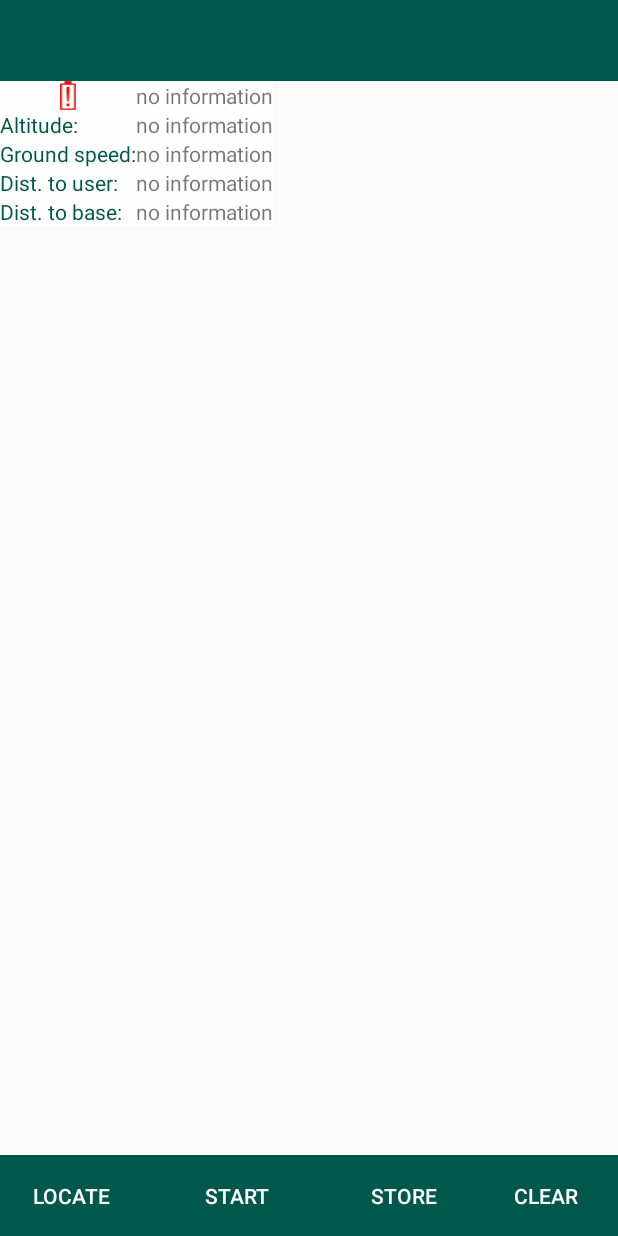
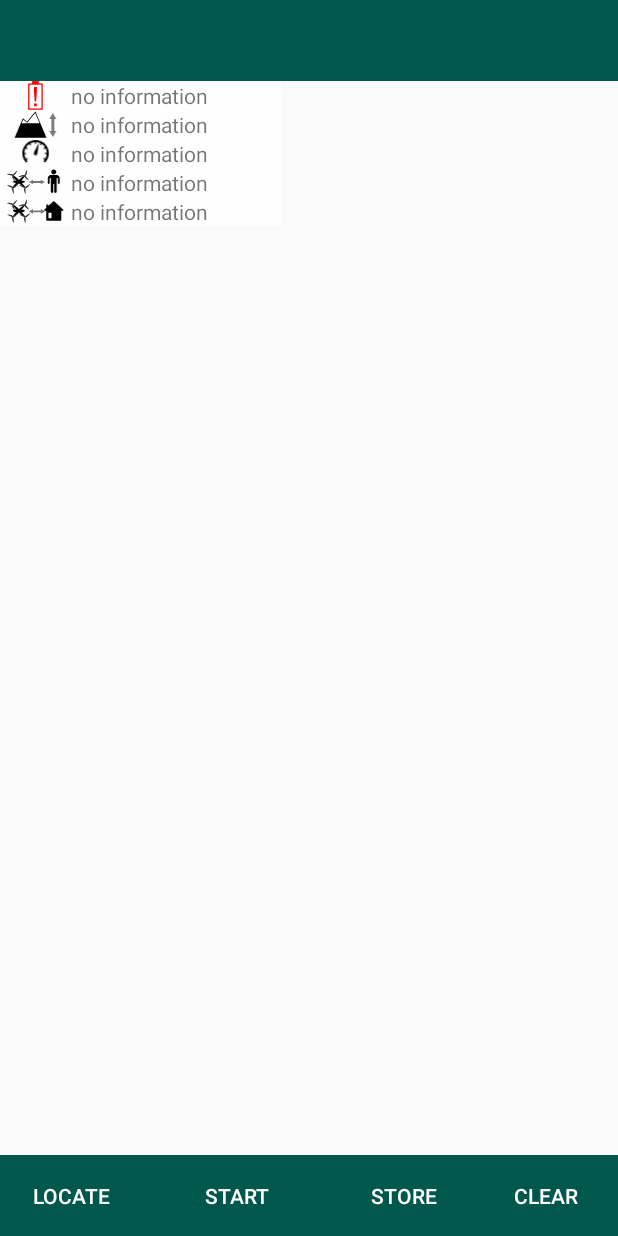
Before and after one commit to Ph0tonic/SDP_Projet, an Android app: the layout activity_map.xml on its own in the app's theme, with its tools: preview values and no code run, on a phone screen of 412 x 824 dp. Run offline under Robolectric (Android 15) with nearby library versions, the phone set to English and light mode, and no system bars; plain views replace MapView.

Commit message:
Add altitude, speed, dist. to user and dist. to drone icons

```diff
--- /dev/null
+++ b/app/src/main/res/drawable/ic_altitude.xml
@@ -0,0 +1,23 @@
+<vector xmlns:android="http://schemas.android.com/apk/res/android"
+    android:width="196dp"
+    android:height="125dp"
+    android:viewportWidth="196"
+    android:viewportHeight="125">
+  <path
+      android:pathData="M179.114,103.618l0,-77.529l-12.304,0l0,77.529l12.304,0Z"
+      android:fillColor="#797979"/>
+  <path
+      android:pathData="M172.962,12.921l15.041,26.336l-30.082,0l15.041,-26.336Z"
+      android:fillColor="#797979"/>
+  <path
+      android:pathData="M172.962,116.786l-15.041,-26.336l30.082,0l-15.041,26.336Z"
+      android:fillColor="#797979"/>
+  <path
+      android:fillColor="#FF000000"
+      android:pathData="M12.76,116.786l31.678,-75.749l17.161,14.24l35.054,-42.356l43.666,103.865l-127.559,0Z"
+      android:strokeWidth="6.68"
+      android:strokeColor="#000"/>
+  <path
+      android:pathData="M115.355,57.406l-77.763,0l6.846,-16.369l17.161,14.24l35.054,-42.356l18.702,44.485Z"
+      android:fillColor="#fff"/>
+</vector>
--- /dev/null
+++ b/app/src/main/res/drawable/ic_distancetodrone.xml
@@ -0,0 +1,61 @@
+<vector xmlns:android="http://schemas.android.com/apk/res/android"
+    android:width="47dp"
+    android:height="24dp"
+    android:viewportWidth="47"
+    android:viewportHeight="24">
+  <path
+      android:fillColor="#FF000000"
+      android:pathData="M4.839,11.343a4.998,1.213 0,1 0,9.996 0a4.998,1.213 0,1 0,-9.996 0z"/>
+  <path
+      android:fillColor="#FF000000"
+      android:pathData="M9.837,9.929l-1.415,1.414l1.415,1.414l1.414,-1.414c0,0 4.636,-5.263 4.242,-5.657c-0.39,-0.39 -5.656,4.243 -5.656,4.243Z"/>
+  <path
+      android:fillColor="#FF000000"
+      android:pathData="M8.129,10.948l1.414,1.414l1.415,-1.414l-1.415,-1.414c0,0 -5.263,-4.636 -5.656,-4.243c-0.391,0.391 4.242,5.657 4.242,5.657Z"/>
+  <path
+      android:fillColor="#FF000000"
+      android:pathData="M9.837,12.655l-1.415,-1.414l1.415,-1.414l1.414,1.414c0,0 4.636,5.264 4.242,5.657c-0.39,0.39 -5.656,-4.243 -5.656,-4.243Z"/>
+  <path
+      android:fillColor="#FF000000"
+      android:pathData="M8.129,11.636l1.414,-1.414l1.415,1.414l-1.415,1.414c0,0 -5.263,4.636 -5.656,4.243c-0.391,-0.39 4.242,-5.657 4.242,-5.657Z"/>
+  <group>
+    <clip-path
+        android:pathData="M18.48,10.281l-7.78,1.538l-1.687,-8.535l7.78,-1.537l1.687,8.534Z"/>
+    <path
+        android:pathData="M14.624,6.855l0,0.001c0.318,0.134 0.31,0.546 0.143,1.081c0,0 2.999,2.479 3.018,2.461c0.24,-0.228 0.267,-0.514 0.084,-0.744l-2.637,-3.31l-0.006,-0.001l0,0c-0.044,-0.342 0.318,-0.541 0.864,-0.664c0,0 0.648,-3.837 0.623,-3.844c-0.318,-0.095 -0.579,0.025 -0.686,0.299l-1.549,3.938l0.001,0.004c-0.274,0.203 -0.625,-0.011 -1.002,-0.42c0,0 -3.647,1.357 -3.64,1.383c0.077,0.322 0.311,0.488 0.602,0.444l4.185,-0.628Z"
+        android:fillColor="#363636"/>
+  </group>
+  <group>
+    <clip-path
+        android:pathData="M8.247,1.977l2.423,7.551l-8.283,2.659l-2.424,-7.552l8.284,-2.658Z"/>
+    <path
+        android:pathData="M5.288,6.202l0.001,0c0.096,-0.332 0.507,-0.371 1.057,-0.267c0,0 2.117,-3.264 2.097,-3.281c-0.254,-0.213 -0.541,-0.207 -0.748,0.002l-2.985,3l0,0.007l0,0c-0.335,0.083 -0.575,-0.254 -0.759,-0.782c0,0 -3.886,-0.202 -3.891,-0.176c-0.057,0.326 0.092,0.572 0.376,0.647l4.091,1.085l0.004,-0.002c0.232,0.249 0.061,0.622 -0.302,1.044c0,0 1.768,3.466 1.793,3.457c0.311,-0.113 0.449,-0.365 0.372,-0.649l-1.106,-4.085Z"
+        android:fillColor="#363636"/>
+  </group>
+  <group>
+    <clip-path
+        android:pathData="M9.777,14.465l6.414,-4.665l5.117,7.035l-6.413,4.665l-5.118,-7.035Z"/>
+    <path
+        android:pathData="M14.716,15.953l-0.001,-0.001c-0.344,0.013 -0.51,-0.365 -0.583,-0.92c0,0 -3.764,-0.99 -3.773,-0.965c-0.123,0.307 -0.027,0.578 0.236,0.71l3.784,1.896l0.006,-0.002l0,0c0.183,0.292 -0.061,0.625 -0.505,0.965c0,0 1.024,3.754 1.05,3.75c0.328,-0.047 0.515,-0.266 0.497,-0.559l-0.25,-4.225l-0.002,-0.003c0.163,-0.299 0.571,-0.253 1.085,-0.04c0,0 2.739,-2.764 2.723,-2.785c-0.206,-0.26 -0.488,-0.312 -0.734,-0.15l-3.533,2.329Z"
+        android:fillColor="#363636"/>
+  </group>
+  <group>
+    <clip-path
+        android:pathData="M-0.126,14.549l6.269,-4.858l5.328,6.877l-6.269,4.857l-5.328,-6.876Z"/>
+    <path
+        android:pathData="M4.855,15.886l0,-0.001c-0.344,0.024 -0.522,-0.349 -0.611,-0.902c0,0 -3.792,-0.875 -3.801,-0.85c-0.113,0.311 -0.009,0.579 0.258,0.702l3.839,1.781l0.006,-0.002l0,0c0.193,0.286 -0.042,0.626 -0.475,0.98c0,0 1.138,3.721 1.163,3.717c0.327,-0.058 0.506,-0.282 0.48,-0.575l-0.378,-4.215l-0.002,-0.003c0.154,-0.304 0.563,-0.27 1.084,-0.072c0,0 2.653,-2.847 2.636,-2.867c-0.213,-0.253 -0.496,-0.297 -0.737,-0.128l-3.462,2.435Z"
+        android:fillColor="#363636"/>
+  </group>
+  <path
+      android:fillColor="#FF000000"
+      android:pathData="M38.886,13.255l0,6.502c0,0.551 0.447,0.998 1,0.998c0.556,0 1,-0.447 1,-0.998l0,-11.507l0.492,0c0.324,0 0.495,0.437 0.52,0.505l-0.012,0l0,3.757c0,0.405 0.335,0.743 0.75,0.743c0.417,0 0.75,-0.333 0.75,-0.743l0,-3.757l-0.01,0c-0.016,-0.188 -0.126,-1.143 -0.724,-2.065c-0.396,-0.61 -1.188,-0.833 -1.766,-0.914l0,-0.021l-0.176,0c-0.307,-0.031 -0.52,-0.023 -0.52,-0.023l0,0.023l-3.387,0l0,-0.023c0,0 -0.213,-0.008 -0.519,0.023l-0.176,0l0,0.021c-0.579,0.081 -1.37,0.304 -1.766,0.914c-0.599,0.922 -0.708,1.877 -0.724,2.065l-0.01,0l0,3.757c0,0.41 0.333,0.743 0.75,0.743c0.414,0 0.75,-0.338 0.75,-0.743l0,-3.757l-0.013,0c0.025,-0.068 0.196,-0.505 0.52,-0.505l0.493,0l0,11.507c0,0.551 0.444,0.998 1,0.998c0.552,0 1,-0.447 1,-0.998l0,-6.502l0.778,0ZM38.497,1.255l-0.011,0c-0.075,0 -0.149,0.004 -0.222,0.012l0,0.003c-0.989,0.12 -1.756,0.963 -1.756,1.985c0,1.022 0.767,1.865 1.756,1.985l0,0.003c0.073,0.008 0.147,0.012 0.222,0.012l0.011,0l0.011,0c0.075,0 0.149,-0.004 0.222,-0.012l0,-0.003c0.989,-0.12 1.756,-0.963 1.756,-1.985c0,-1.022 -0.767,-1.865 -1.756,-1.985l0,-0.003c-0.073,-0.008 -0.147,-0.012 -0.222,-0.012l-0.011,0Z"/>
+  <path
+      android:pathData="M19.745,10.849h9.758v1.549h-9.758z"
+      android:fillColor="#797979"/>
+  <path
+      android:pathData="M31.16,11.623l-3.315,-1.893l0,3.786l3.315,-1.893Z"
+      android:fillColor="#797979"/>
+  <path
+      android:pathData="M18.087,11.623l3.315,1.893l0,-3.786l-3.315,1.893Z"
+      android:fillColor="#797979"/>
+</vector>
--- /dev/null
+++ b/app/src/main/res/drawable/ic_distancetohome.xml
@@ -0,0 +1,71 @@
+<vector xmlns:android="http://schemas.android.com/apk/res/android"
+    android:width="47dp"
+    android:height="24dp"
+    android:viewportWidth="47"
+    android:viewportHeight="24">
+  <path
+      android:fillColor="#FF000000"
+      android:pathData="M34.173,7.298l0,-0.115c0,-0.541 -0.41,-0.98 -0.925,-0.98c-0.512,0 -0.926,0.433 -0.926,0.98l0,1.849l-1.508,1.413c-0.529,0.496 -0.383,0.897 0.327,0.897l1.181,0l0,7.672c0,0.375 0.281,0.679 0.646,0.679l11.051,0c0.357,0 0.647,-0.303 0.647,-0.679l0,-7.672l1.187,0c0.709,0 0.856,-0.401 0.327,-0.897l-7.206,-6.75c-0.264,-0.247 -0.691,-0.247 -0.954,0l-3.847,3.603ZM36.642,12.948l0,4.722l-2.469,0l0,-4.722l2.469,0Z"/>
+  <path
+      android:pathData="M19.745,11.138h9.758v1.549h-9.758z"
+      android:fillColor="#797979"/>
+  <path
+      android:pathData="M31.16,11.912l-3.315,-1.893l0,3.786l3.315,-1.893Z"
+      android:fillColor="#797979"/>
+  <path
+      android:pathData="M18.087,11.912l3.315,1.893l0,-3.786l-3.315,1.893Z"
+      android:fillColor="#797979"/>
+  <path
+      android:fillColor="#FF000000"
+      android:pathData="M4.839,11.467a4.998,1.213 0,1 0,9.996 0a4.998,1.213 0,1 0,-9.996 0z"/>
+  <path
+      android:fillColor="#FF000000"
+      android:pathData="M9.837,10.053l-1.415,1.414l1.415,1.415l1.414,-1.415c0,0 4.636,-5.263 4.242,-5.657c-0.39,-0.39 -5.656,4.243 -5.656,4.243Z"/>
+  <path
+      android:fillColor="#FF000000"
+      android:pathData="M8.129,11.072l1.414,1.414l1.415,-1.414l-1.415,-1.414c0,0 -5.263,-4.636 -5.656,-4.243c-0.391,0.391 4.242,5.657 4.242,5.657Z"/>
+  <path
+      android:fillColor="#FF000000"
+      android:pathData="M9.837,12.779l-1.415,-1.414l1.415,-1.414l1.414,1.414c0,0 4.636,5.264 4.242,5.657c-0.39,0.39 -5.656,-4.243 -5.656,-4.243Z"/>
+  <path
+      android:fillColor="#FF000000"
+      android:pathData="M8.129,11.76l1.414,-1.414l1.415,1.414l-1.415,1.414c0,0 -5.263,4.636 -5.656,4.243c-0.391,-0.39 4.242,-5.657 4.242,-5.657Z"/>
+  <group>
+    <clip-path
+        android:pathData="M18.48,10.405l-7.78,1.538l-1.687,-8.535l7.78,-1.537l1.687,8.534Z"/>
+    <path
+        android:pathData="M14.624,6.979l0,0.001c0.318,0.134 0.31,0.546 0.143,1.081c0,0 2.999,2.479 3.018,2.461c0.24,-0.228 0.267,-0.514 0.084,-0.744l-2.637,-3.31l-0.006,-0.001l0,0c-0.044,-0.342 0.318,-0.541 0.864,-0.664c0,0 0.648,-3.837 0.623,-3.844c-0.318,-0.095 -0.579,0.025 -0.686,0.299l-1.549,3.938l0.001,0.004c-0.274,0.203 -0.625,-0.011 -1.002,-0.42c0,0 -3.647,1.357 -3.64,1.383c0.077,0.322 0.311,0.488 0.602,0.444l4.185,-0.628Z"
+        android:fillColor="#363636"/>
+  </group>
+  <group>
+    <clip-path
+        android:pathData="M8.247,2.101l2.423,7.551l-8.283,2.659l-2.424,-7.552l8.284,-2.658Z"/>
+    <path
+        android:pathData="M5.288,6.326l0.001,0c0.096,-0.332 0.507,-0.371 1.057,-0.267c0,0 2.117,-3.264 2.097,-3.281c-0.254,-0.213 -0.541,-0.207 -0.748,0.002l-2.985,3l0,0.007l0,0c-0.335,0.083 -0.575,-0.254 -0.759,-0.782c0,0 -3.886,-0.202 -3.891,-0.176c-0.057,0.326 0.092,0.572 0.376,0.647l4.091,1.085l0.004,-0.002c0.232,0.249 0.061,0.622 -0.302,1.044c0,0 1.768,3.466 1.793,3.457c0.311,-0.113 0.449,-0.365 0.372,-0.649l-1.106,-4.085Z"
+        android:fillColor="#363636"/>
+  </group>
+  <group>
+    <clip-path
+        android:pathData="M9.777,14.589l6.414,-4.665l5.117,7.035l-6.413,4.665l-5.118,-7.035Z"/>
+    <path
+        android:pathData="M14.716,16.077l-0.001,-0.001c-0.344,0.013 -0.51,-0.365 -0.583,-0.92c0,0 -3.764,-0.99 -3.773,-0.965c-0.123,0.307 -0.027,0.578 0.236,0.71l3.784,1.896l0.006,-0.002l0,0c0.183,0.292 -0.061,0.625 -0.505,0.965c0,0 1.024,3.754 1.05,3.75c0.328,-0.047 0.515,-0.266 0.497,-0.559l-0.25,-4.225l-0.002,-0.003c0.163,-0.299 0.571,-0.253 1.085,-0.04c0,0 2.739,-2.764 2.723,-2.785c-0.206,-0.26 -0.488,-0.312 -0.734,-0.15l-3.533,2.329Z"
+        android:fillColor="#363636"/>
+  </group>
+  <group>
+    <clip-path
+        android:pathData="M-0.126,14.673l6.269,-4.858l5.328,6.877l-6.269,4.857l-5.328,-6.876Z"/>
+    <path
+        android:pathData="M4.855,16.01l0,-0.001c-0.344,0.024 -0.522,-0.349 -0.611,-0.902c0,0 -3.792,-0.875 -3.801,-0.85c-0.113,0.311 -0.009,0.579 0.258,0.702l3.839,1.781l0.006,-0.002l0,0c0.193,0.286 -0.042,0.626 -0.475,0.98c0,0 1.138,3.721 1.163,3.717c0.327,-0.058 0.506,-0.282 0.48,-0.575l-0.378,-4.215l-0.002,-0.003c0.154,-0.303 0.563,-0.27 1.084,-0.072c0,0 2.653,-2.846 2.636,-2.867c-0.213,-0.253 -0.496,-0.297 -0.737,-0.128l-3.462,2.435Z"
+        android:fillColor="#363636"/>
+  </group>
+  <group>
+    <clip-path
+        android:pathData="M18.48,33.801l-7.78,1.538l-1.687,-8.535l7.78,-1.537l1.687,8.534Z"/>
+    <path
+        android:pathData="M14.624,30.375l0,0.001c0.318,0.134 0.31,0.546 0.143,1.081c0,0 2.999,2.479 3.018,2.461c0.24,-0.228 0.267,-0.514 0.084,-0.744l-2.637,-3.31l-0.006,-0.001l0,0c-0.044,-0.342 0.318,-0.541 0.864,-0.664c0,0 0.648,-3.837 0.623,-3.844c-0.318,-0.095 -0.579,0.025 -0.686,0.299l-1.549,3.938l0.001,0.004c-0.274,0.203 -0.625,-0.011 -1.002,-0.42c0,0 -3.647,1.357 -3.64,1.383c0.077,0.322 0.311,0.488 0.602,0.444l4.185,-0.628Z"
+        android:fillColor="#363636"/>
+  </group>
+  <path
+      android:fillColor="#FF000000"
+      android:pathData="M38.886,36.775l0,6.502c0,0.551 0.447,0.998 1,0.998c0.556,0 1,-0.447 1,-0.998l0,-11.507l0.492,0c0.324,0 0.495,0.437 0.52,0.505l-0.012,0l0,3.757c0,0.405 0.335,0.743 0.75,0.743c0.417,0 0.75,-0.333 0.75,-0.743l0,-3.757l-0.01,0c-0.016,-0.188 -0.126,-1.143 -0.724,-2.065c-0.396,-0.61 -1.188,-0.833 -1.766,-0.914l0,-0.021l-0.176,0c-0.307,-0.031 -0.52,-0.023 -0.52,-0.023l0,0.023l-3.387,0l0,-0.023c0,0 -0.213,-0.008 -0.519,0.023l-0.176,0l0,0.021c-0.579,0.081 -1.37,0.304 -1.766,0.914c-0.599,0.922 -0.708,1.877 -0.724,2.065l-0.01,0l0,3.757c0,0.41 0.333,0.743 0.75,0.743c0.414,0 0.75,-0.338 0.75,-0.743l0,-3.757l-0.013,0c0.025,-0.068 0.196,-0.505 0.52,-0.505l0.493,0l0,11.507c0,0.551 0.444,0.998 1,0.998c0.552,0 1,-0.447 1,-0.998l0,-6.502l0.778,0ZM38.497,24.775l-0.011,0c-0.075,0 -0.149,0.004 -0.222,0.012l0,0.003c-0.989,0.12 -1.756,0.963 -1.756,1.985c0,1.022 0.767,1.865 1.756,1.985l0,0.003c0.073,0.008 0.147,0.012 0.222,0.012l0.011,0l0.011,0c0.075,0 0.149,-0.004 0.222,-0.012l0,-0.003c0.989,-0.12 1.756,-0.963 1.756,-1.985c0,-1.022 -0.767,-1.865 -1.756,-1.985l0,-0.003c-0.073,-0.008 -0.147,-0.012 -0.222,-0.012l-0.011,0Z"/>
+</vector>
--- /dev/null
+++ b/app/src/main/res/drawable/ic_speed.xml
@@ -0,0 +1,22 @@
+<vector xmlns:android="http://schemas.android.com/apk/res/android"
+    android:width="479dp"
+    android:height="459dp"
+    android:viewportWidth="479"
+    android:viewportHeight="459">
+  <path
+      android:pathData="M240.645,233.248m-204.566,0a204.566,204.566 0,1 1,409.132 0a204.566,204.566 0,1 1,-409.132 0"
+      android:fillColor="#fff"/>
+  <path
+      android:fillColor="#FF000000"
+      android:pathData="M389.417,373.865c82.163,-82.163 82.155,-215.385 -0.02,-297.559c-82.119,-82.119 -215.451,-82.128 -297.559,-0.02c-82.164,82.164 -82.155,215.386 0.019,297.56l23.431,-23.431c-69.232,-69.232 -69.239,-181.472 -0.016,-250.694c69.176,-69.177 181.509,-69.17 250.694,0.016c69.232,69.232 69.239,181.471 0.017,250.694l23.434,23.434Z"/>
+  <path
+      android:fillColor="#FF000000"
+      android:pathData="M122.945,341.147c-60.624,-60.624 -64.709,-156.378 -12.253,-221.735c3.789,-4.722 7.874,-9.284 12.253,-13.664c64.96,-64.96 170.439,-64.96 235.399,0c65.004,65.004 65.004,170.396 0,235.399"
+      android:fillAlpha="0"/>
+  <path
+      android:fillColor="#FF000000"
+      android:pathData="M93.5,333.295c-0.757,-1.012 -9.342,-13.539 -12.445,-18.982l29.799,-16.987c2.52,4.42 9.494,14.596 10.109,15.418l-27.463,20.551ZM361.609,311.003c3.035,-4.18 9.389,-14.666 9.883,-15.563l30.044,16.551c0,0 -8.433,14.016 -12.168,19.162l-27.759,-20.15ZM58.056,242.768c0,0 -1.098,-16.353 -0.984,-22.653l34.295,0.619c-0.092,5.13 0.694,17.422 0.801,18.443l-34.112,3.591ZM389.332,237.023c0.464,-5.113 0.535,-18.453 0.535,-18.453l34.283,-1.113c0.041,1.259 -0.087,16.384 -0.657,22.664l-34.161,-3.098ZM73.733,146.85c0.526,-1.146 7.388,-14.606 10.733,-20.005l29.158,18.066c-2.717,4.384 -8.714,16.242 -8.714,16.242l-31.177,-14.303ZM375.464,159.195c-2.191,-4.598 -8.95,-16.113 -8.95,-16.113l28.891,-18.489c0.681,1.064 8.324,14.182 11.023,19.846l-30.964,14.756ZM136.218,72.405c1.039,-0.72 14.569,-9.2 19.432,-11.739l15.874,30.407c-4.513,2.356 -14.933,8.946 -15.777,9.531l-19.529,-28.199ZM323.27,59.451c0,0 14.325,7.913 19.602,11.455l-19.116,28.48c-4.284,-2.875 -14.999,-8.839 -15.913,-9.299l15.427,-30.636ZM230.333,74.532l-2.35,-34.22c1.257,-0.087 17.164,-0.462 22.67,-0.163l-1.857,34.25c-5.126,-0.278 -18.463,0.133 -18.463,0.133Z"/>
+  <path
+      android:fillColor="#FF000000"
+      android:pathData="M293.282,61.846c0,0 -21.593,160.165 -26.371,175.064c-4.779,14.9 -20.755,23.117 -35.655,18.339c-14.9,-4.779 -23.117,-20.755 -18.339,-35.655c4.779,-14.9 80.365,-157.748 80.365,-157.748Z"/>
+</vector>
--- a/app/src/main/res/layout/activity_map.xml
+++ b/app/src/main/res/layout/activity_map.xml
@@ -110,13 +110,13 @@
 
         <TableLayout
             android:id="@+id/drone_status"
-            android:layout_width="wrap_content"
+            android:layout_width="187dp"
             android:layout_height="wrap_content"
             android:background="#CCFFFFFF"
             android:foregroundTint="#000000">
 
             <TableRow
-                android:layout_width="match_parent"
+                android:layout_width="wrap_content"
                 android:layout_height="match_parent">
 
                 <ImageView
@@ -133,15 +133,14 @@
             </TableRow>
 
             <TableRow
-                android:layout_width="match_parent"
+                android:layout_width="wrap_content"
                 android:layout_height="match_parent">
 
-                <TextView
-                    android:id="@+id/altitude_label"
-                    android:layout_width="wrap_content"
-                    android:layout_height="wrap_content"
-                    android:text="@string/altitude"
-                    android:textColor="@color/colorPrimaryDark" />
+                <ImageView
+                    android:id="@+id/imageView4"
+                    android:layout_width="21dp"
+                    android:layout_height="match_parent"
+                    app:srcCompat="@drawable/ic_altitude" />
 
                 <TextView
                     android:id="@+id/altitude"
@@ -151,15 +150,14 @@
             </TableRow>
 
             <TableRow
-                android:layout_width="match_parent"
+                android:layout_width="wrap_content"
                 android:layout_height="match_parent">
 
-                <TextView
-                    android:id="@+id/Speed_label"
-                    android:layout_width="wrap_content"
-                    android:layout_height="wrap_content"
-                    android:text="@string/speed"
-                    android:textColor="@color/colorPrimaryDark" />
+                <ImageView
+                    android:id="@+id/imageView2"
+                    android:layout_width="18dp"
+                    android:layout_height="match_parent"
+                    app:srcCompat="@drawable/ic_speed" />
 
                 <TextView
                     android:id="@+id/speed"
@@ -169,15 +167,14 @@
             </TableRow>
 
             <TableRow
-                android:layout_width="match_parent"
+                android:layout_width="wrap_content"
                 android:layout_height="match_parent">
 
-                <TextView
-                    android:id="@+id/distance_to_user_label"
+                <ImageView
+                    android:id="@+id/imageView3"
                     android:layout_width="wrap_content"
-                    android:layout_height="wrap_content"
-                    android:text="@string/distance_to_user"
-                    android:textColor="@color/colorPrimaryDark" />
+                    android:layout_height="match_parent"
+                    app:srcCompat="@drawable/ic_distancetodrone" />
 
                 <TextView
                     android:id="@+id/distance_to_user"
@@ -187,15 +184,14 @@
             </TableRow>
 
             <TableRow
-                android:layout_width="match_parent"
+                android:layout_width="wrap_content"
                 android:layout_height="match_parent">
 
-                <TextView
-                    android:id="@+id/distance_to_base_label"
+                <ImageView
+                    android:id="@+id/imageView5"
                     android:layout_width="wrap_content"
-                    android:layout_height="wrap_content"
-                    android:text="@string/distance_to_base"
-                    android:textColor="@color/colorPrimaryDark" />
+                    android:layout_height="match_parent"
+                    app:srcCompat="@drawable/ic_distancetohome" />
 
                 <TextView
                     android:id="@+id/distance_to_base"
```
